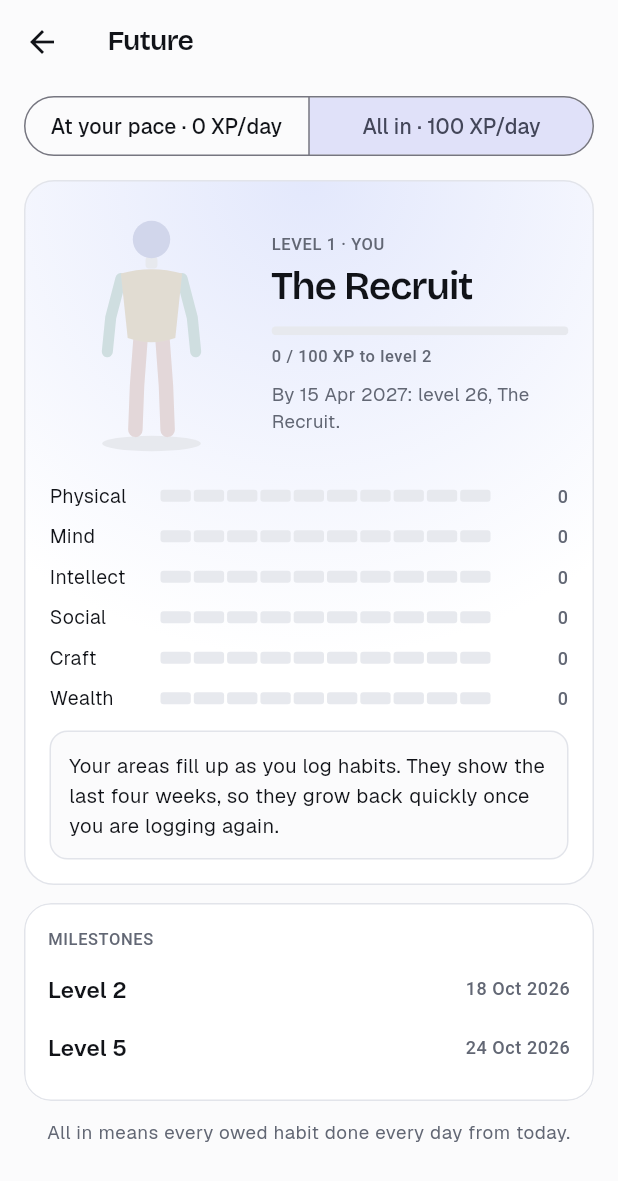
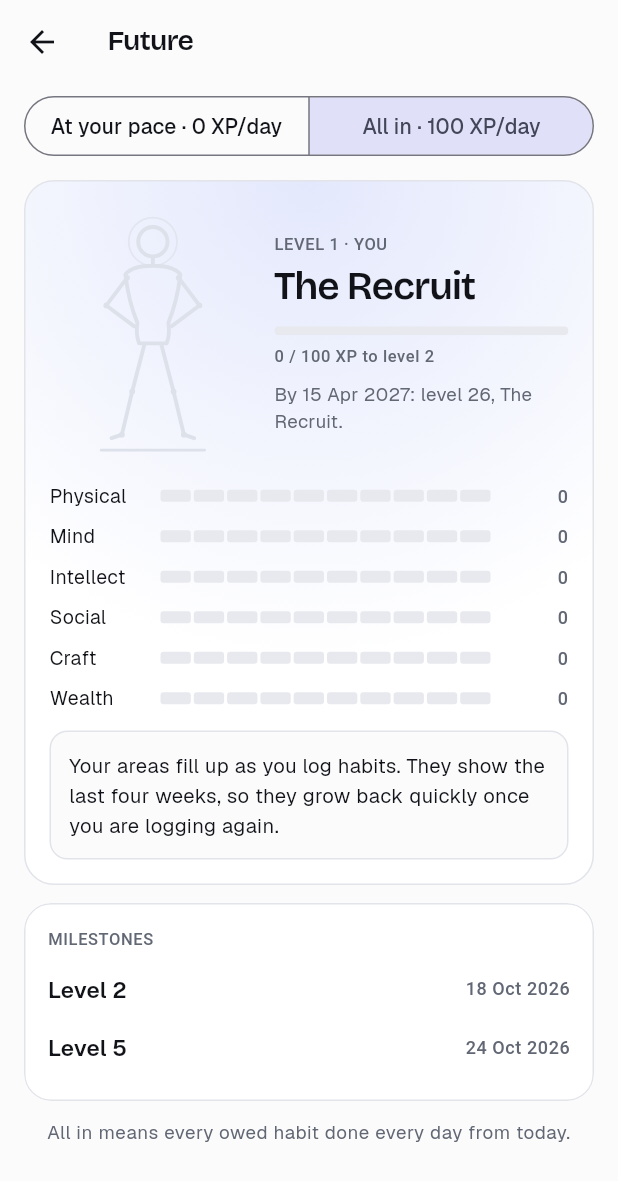
Before and after one commit to soorya2020/habit-tracker-, a Flutter app: the FutureScreen screen opened directly, after a tap on "All in · 100 XP/day", on a phone screen of 412 x 824 dp. Shown: the top 1181 px of the screen. Run offline on Flutter 3.47's test engine with Material 3 defaults, Android fonts, the phone set to English and light mode, and no system bars; our stand-ins replace cloud_firestore, firebase_auth, firebase_core, flutter_local_notifications, flutter_riverpod, flutter_timezone and 6 more; missing offline and left inert: home_widget; accounts and stored records are empty.

Commit message:
Neon hero avatar: a line figure whose lines fill with each area's colour
Co-Authored-By: Claude Opus 5.5 (1M context) <noreply@anthropic.com>
Claude-Session: https://claude.ai/code/session_01L8BCGBH7nf8hLeiusLSPVo

```diff
--- a/lib/widgets/character_figure.dart
+++ b/lib/widgets/character_figure.dart
@@ -5,9 +5,9 @@ import 'package:flutter/material.dart';
 import '../domain/models.dart';
 import '../ui/theme.dart';
 
-/// The balance avatar. Each body part glows with one area:
-/// head = Intellect, torso = Social, arms = Craft, legs = Physical,
-/// aura = Mind, ground ring = Wealth.
+/// The balance avatar. Each line fills with one area:
+/// head = Intellect, body = Social, arms = Craft, legs = Physical,
+/// halo = Mind, ground = Wealth.
 class CharacterFigure extends StatelessWidget {
   const CharacterFigure({super.key, required this.strengths, this.size = 160, this.tokens});
 
@@ -21,7 +21,7 @@ class CharacterFigure extends StatelessWidget {
     return Semantics(
       label: 'Avatar. ${[for (final a in Area.values) '${a.label} ${strengths[a]}'].join(', ')}',
       child: SizedBox(
-        width: size * .8,
+        width: size * 240 / 296,
         height: size,
         child: CustomPaint(painter: _FigurePainter(strengths, t)),
       ),
@@ -29,84 +29,103 @@ class CharacterFigure extends StatelessWidget {
   }
 }
 
+/// The neon hero: a line figure, hands on hips. Each line fills with its
+/// area's colour like a progress bar, growing out from the body, and glows.
 class _FigurePainter extends CustomPainter {
   _FigurePainter(this.v, this.t);
 
   final Map<Area, int> v;
   final Tokens t;
 
-  double _op(Area a) => .12 + .88 * (v[a] ?? 0) / 100;
+  bool get _dark => t.screen.computeLuminance() < .5;
+  Color get _track => _dark ? const Color(0xFF262C52) : const Color(0xFFDDE1EA);
+
+  static Path _body() => Path()
+    ..moveTo(120, 56)
+    ..lineTo(120, 66)
+    ..moveTo(120, 66)
+    ..quadraticBezierTo(96, 66, 88, 76)
+    ..quadraticBezierTo(92, 108, 102, 132)
+    ..quadraticBezierTo(100, 146, 104, 156)
+    ..lineTo(136, 156)
+    ..quadraticBezierTo(140, 146, 138, 132)
+    ..quadraticBezierTo(148, 108, 152, 76)
+    ..quadraticBezierTo(144, 66, 120, 66);
+
+  static Path _line(List<Offset> p) {
+    final path = Path()..moveTo(p.first.dx, p.first.dy);
+    for (final x in p.skip(1)) {
+      path.lineTo(x.dx, x.dy);
+    }
+    return path;
+  }
+
+  static Path _ring(Offset c, double r) =>
+      Path()..addArc(Rect.fromCircle(center: c, radius: r), -math.pi / 2, 2 * math.pi - .001);
+
+  static final _parts = <(Area, Path, double)>[
+    (Area.mind, _ring(const Offset(120, 38), 28), 2),
+    (Area.wealth, _line(const [Offset(60, 280), Offset(180, 280)]), 3),
+    (Area.social, _body(), 4.5),
+    (Area.craft, _line(const [Offset(90, 80), Offset(66, 112), Offset(98, 136)]), 4.5),
+    (Area.craft, _line(const [Offset(150, 80), Offset(174, 112), Offset(142, 136)]), 4.5),
+    (Area.physical, _line(const [Offset(110, 158), Offset(96, 212), Offset(84, 262), Offset(72, 266)]), 4.5),
+    (Area.physical, _line(const [Offset(130, 158), Offset(144, 212), Offset(156, 262), Offset(168, 266)]), 4.5),
+    (Area.intellect, _ring(const Offset(120, 38), 17), 4.5),
+  ];
+
+  static const _joints = <(Offset, Area)>[
+    (Offset(90, 80), Area.craft),
+    (Offset(66, 112), Area.craft),
+    (Offset(150, 80), Area.craft),
+    (Offset(174, 112), Area.craft),
+    (Offset(96, 212), Area.physical),
+    (Offset(144, 212), Area.physical),
+    (Offset(84, 262), Area.physical),
+    (Offset(156, 262), Area.physical),
+  ];
+
+  /// The first [f] of [path], across all of its pieces in order.
+  static Path _portion(Path path, double f) {
+    final metrics = path.computeMetrics().toList();
+    var left = metrics.fold(0.0, (n, m) => n + m.length) * f;
+    final out = Path();
+    for (final m in metrics) {
+      if (left <= 0) break;
+      out.addPath(m.extractPath(0, math.min(left, m.length)), Offset.zero);
+      left -= m.length;
+    }
+    return out;
+  }
+
+  Paint _stroke(Color c, double w) => Paint()
+    ..style = PaintingStyle.stroke
+    ..strokeWidth = w
+    ..strokeCap = StrokeCap.round
+    ..strokeJoin = StrokeJoin.round
+    ..color = c;
 
   @override
   void paint(Canvas canvas, Size size) {
-    // Drawn on a 240×300 grid, like the design.
-    final s = math.min(size.width / 240, size.height / 300);
-    canvas.translate((size.width - 240 * s) / 2, (size.height - 300 * s) / 2);
+    // Drawn on a 240×296 grid.
+    final s = math.min(size.width / 240, size.height / 296);
+    canvas.translate((size.width - 240 * s) / 2, (size.height - 296 * s) / 2 + 4 * s);
     canvas.scale(s);
 
-    final mind = (v[Area.mind] ?? 0) / 100;
-    canvas.drawOval(
-      Rect.fromCenter(center: const Offset(120, 140), width: 192, height: 264),
-      Paint()
-        ..shader = RadialGradient(colors: [
-          t.area(Area.mind).withValues(alpha: mind * .7),
-          t.area(Area.mind).withValues(alpha: 0),
-        ]).createShader(Rect.fromCenter(center: const Offset(120, 140), width: 192, height: 264)),
-    );
-
-    // Wealth: ground ring.
-    final ground = Rect.fromCenter(center: const Offset(120, 280), width: 116, height: 18);
-    canvas.drawOval(ground, Paint()..color = t.heat0);
-    final w = (v[Area.wealth] ?? 0) / 100;
-    if (w > 0) {
-      canvas.drawOval(
-          Rect.fromCenter(center: const Offset(120, 280), width: 116 * w, height: 18),
-          Paint()..color = t.area(Area.wealth));
+    final blur = MaskFilter.blur(BlurStyle.normal, _dark ? 3.2 : 1.6);
+    for (final (a, path, w) in _parts) {
+      canvas.drawPath(path, _stroke(a == Area.mind ? _track.withValues(alpha: .7) : _track, w));
+      final f = ((v[a] ?? 0) / 100).clamp(0.0, 1.0);
+      if (f == 0) continue;
+      final lit = _portion(path, f);
+      canvas.drawPath(lit, _stroke(t.area(a), w)..maskFilter = blur);
+      canvas.drawPath(lit, _stroke(t.area(a), w));
     }
-
-    void limb(List<Offset> pts, double width, Area a) {
-      final path = Path()..moveTo(pts[0].dx, pts[0].dy);
-      for (final p in pts.skip(1)) {
-        path.lineTo(p.dx, p.dy);
-      }
-      final base = Paint()
-        ..style = PaintingStyle.stroke
-        ..strokeWidth = width
-        ..strokeCap = StrokeCap.round
-        ..strokeJoin = StrokeJoin.round;
-      canvas.drawPath(path, base..color = t.heat0);
-      _glow(canvas, a, (p) => canvas.drawPath(path, p..style = PaintingStyle.stroke..strokeWidth = width..strokeCap = StrokeCap.round..strokeJoin = StrokeJoin.round));
+    for (final (p, a) in _joints) {
+      final on = (v[a] ?? 0) > 0;
+      if (on) canvas.drawCircle(p, 3.4, Paint()..color = t.area(a)..maskFilter = blur);
+      canvas.drawCircle(p, 3.4, Paint()..color = on ? t.area(a) : _track);
     }
-
-    limb(const [Offset(84, 86), Offset(72, 132), Offset(68, 172)], 13, Area.craft);
-    limb(const [Offset(156, 86), Offset(168, 132), Offset(172, 172)], 13, Area.craft);
-    limb(const [Offset(107, 158), Offset(103, 212), Offset(101, 264)], 17, Area.physical);
-    limb(const [Offset(133, 158), Offset(137, 212), Offset(139, 264)], 17, Area.physical);
-
-    final torso = Path()
-      ..moveTo(84, 80)
-      ..quadraticBezierTo(120, 70, 156, 80)
-      ..lineTo(148, 156)
-      ..quadraticBezierTo(120, 166, 92, 156)
-      ..close();
-    canvas.drawPath(torso, Paint()..color = t.heat0);
-    _glow(canvas, Area.social, (p) => canvas.drawPath(torso, p));
-
-    canvas.drawRRect(
-        RRect.fromRectAndRadius(const Rect.fromLTWH(113, 60, 14, 14), const Radius.circular(4)),
-        Paint()..color = t.heat0);
-    canvas.drawCircle(const Offset(120, 40), 22, Paint()..color = t.heat0);
-    _glow(canvas, Area.intellect, (p) => canvas.drawCircle(const Offset(120, 40), 22, p));
-  }
-
-  void _glow(Canvas canvas, Area a, void Function(Paint) draw) {
-    final c = t.area(a).withValues(alpha: _op(a));
-    if ((v[a] ?? 0) >= 50) {
-      draw(Paint()
-        ..color = t.area(a).withValues(alpha: .55)
-        ..maskFilter = const MaskFilter.blur(BlurStyle.normal, 6));
-    }
-    draw(Paint()..color = c);
   }
 
   @override
```
